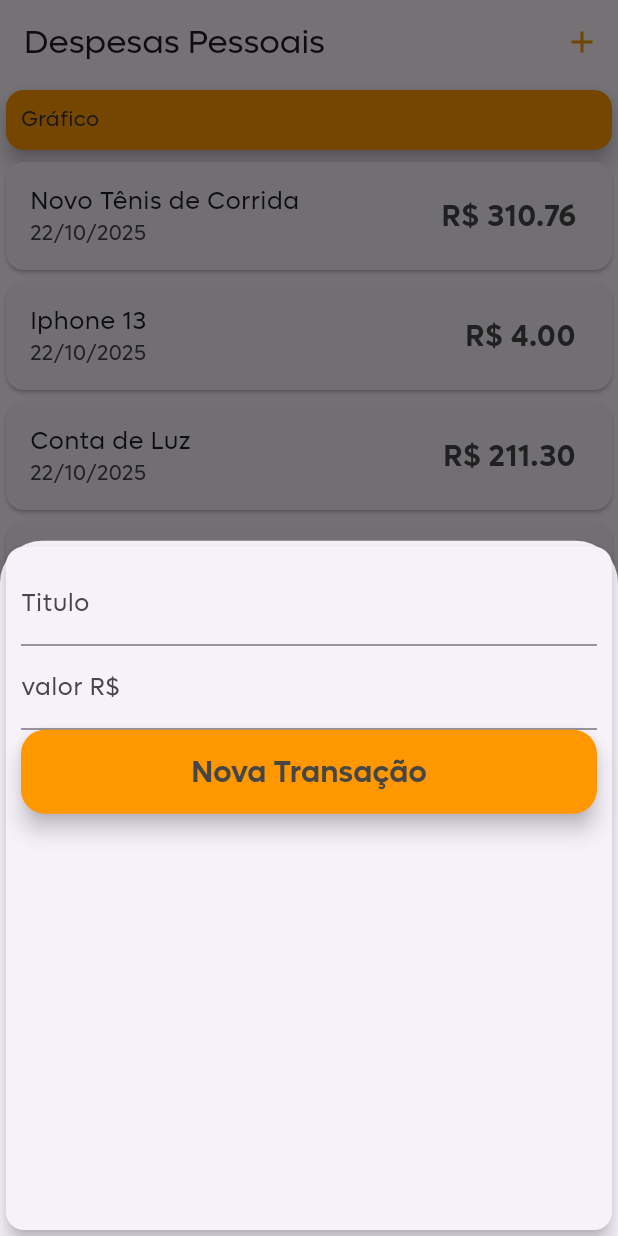
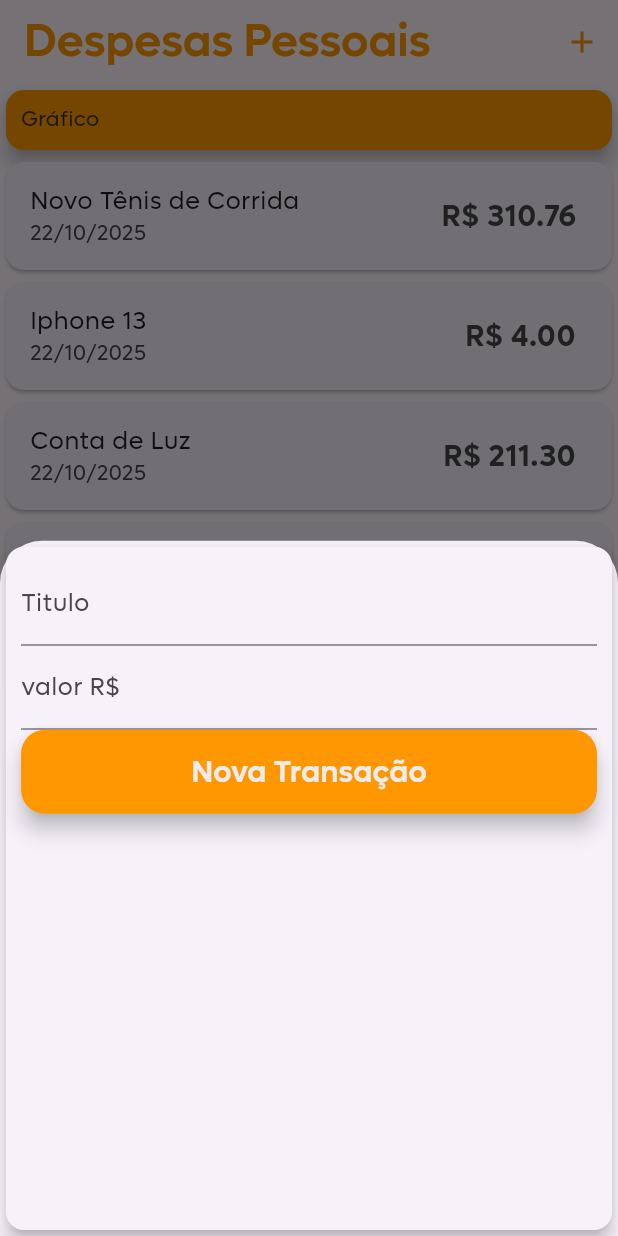
Before and after one commit to jardison17/checklist_empilhadeira, a Flutter app: the screen it shows after launch, after a tap on the "add" icon, on a phone screen of 412 x 824 dp. Run offline on Flutter 3.47's test engine with Material 3 defaults, Android fonts, the phone set to English and light mode, and no system bars.

Commit message:
colors.buttonShit

```diff
--- a/lib/components/transaction_form.dart
+++ b/lib/components/transaction_form.dart
@@ -58,7 +58,7 @@ class _TransactionFormState extends State<TransactionForm> {
                           style: TextStyle(
                             fontSize: 20,
                             fontWeight: FontWeight.w600,
-                            color: Color.fromARGB(255, 70, 70, 70),
+                            color: Color.fromARGB(255, 237, 235, 235),
                           ),
                         ),
                       ),
--- a/lib/main.dart
+++ b/lib/main.dart
@@ -14,7 +14,18 @@ class ExpensesApp extends StatelessWidget {
     return MaterialApp(
       title: 'Despesas',
       home: MyHomePage(),
-      theme: ThemeData(primarySwatch: Colors.orange, fontFamily: 'lufga'),
+      theme: ThemeData(
+        primarySwatch: Colors.orange,
+        fontFamily: 'lufga',
+        appBarTheme: AppBarTheme(
+          titleTextStyle: TextStyle(
+            fontFamily: 'lufga',
+            fontSize: 30,
+            fontWeight: FontWeight.bold,
+            color: Colors.orange,
+          ),
+        ),
+      ),
     );
   }
 }
@@ -77,7 +88,10 @@ class _MyHomePageState extends State<MyHomePage> {
   Widget build(BuildContext context) {
     return Scaffold(
       appBar: AppBar(
-        title: const Text('Despesas Pessoais'),
+        title: const Text(
+          'Despesas Pessoais',
+          style: TextStyle(fontFamily: 'lufga'),
+        ),
         actions: <Widget>[
           IconButton(
             icon: Icon(Icons.add),
```
